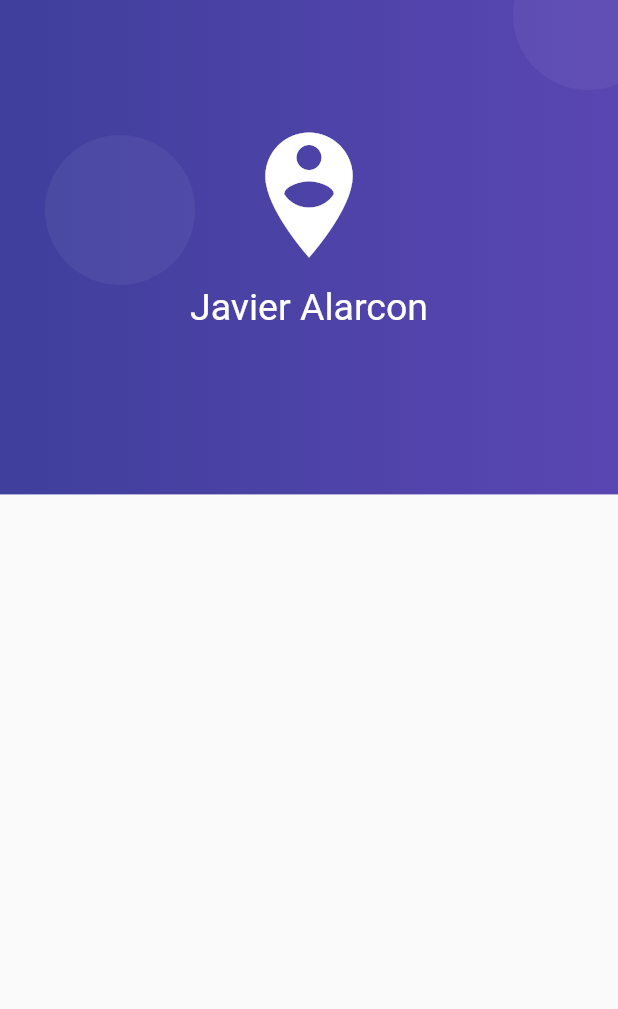
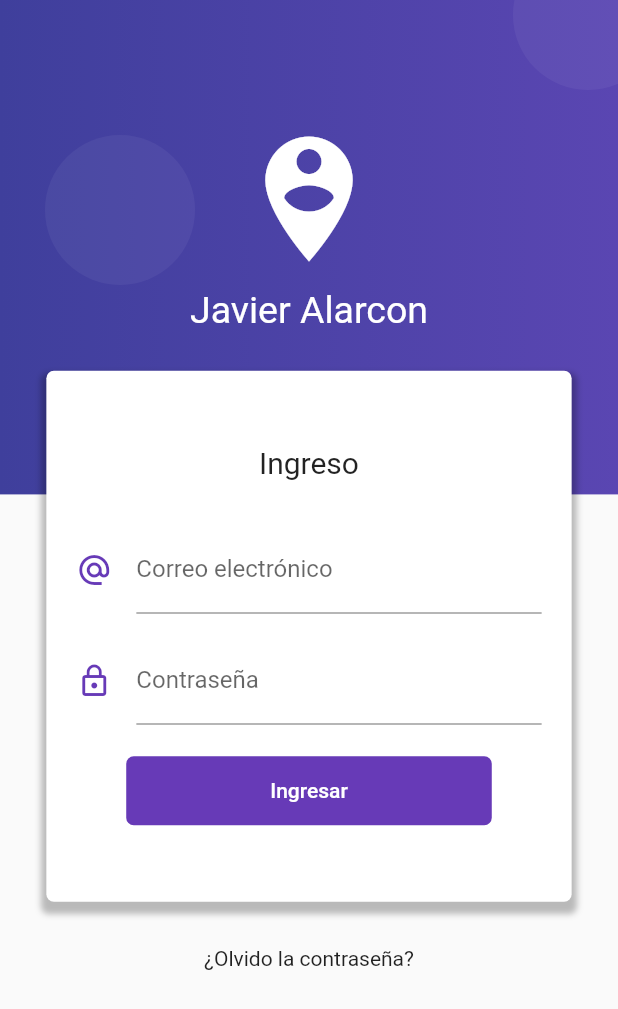
Before and after one commit to javieralarcon77/flutterproducts, a Flutter app: the screen it shows after launch, on a phone screen of 412 x 824 dp. Shown: the top 1009 px of the screen. Run offline on Flutter 3.47's test engine with Material 2 defaults, Android fonts, the phone set to English and light mode, and no system bars.

Commit message:
agregado diseño formulario login

```diff
--- a/lib/src/pages/login_page.dart
+++ b/lib/src/pages/login_page.dart
@@ -8,8 +8,102 @@ class LoginPage extends StatelessWidget {
       body: Stack(
         children: <Widget>[
           _crearFondo(context),
+          _loginForm(context),
         ],
       ),
+    );
+  }
+
+  Widget _loginForm(BuildContext context){
+
+    final size = MediaQuery.of(context).size;
+
+    return SingleChildScrollView(
+      child: Column(
+        children: <Widget>[
+          SafeArea(
+            child: Container(
+              height: size.height * 0.3,
+            )
+
+          ),
+          Container(
+            width: size.width * 0.85,
+            padding: EdgeInsets.symmetric( vertical: 50.0 ),
+            margin: EdgeInsetsDirectional.only( bottom: 30.0),
+            decoration: BoxDecoration(
+              color: Colors.white,
+              borderRadius: BorderRadius.circular( 5.0 ),
+              boxShadow: <BoxShadow>[
+                BoxShadow(
+                  color: Colors.black26,
+                  blurRadius: 3.0,
+                  offset: Offset(0.0 , 5.0),
+                  spreadRadius: 3.0,
+                )
+              ]
+            ),
+            child: Column(
+              children: <Widget>[
+                Text('Ingreso', style:TextStyle( fontSize: 20.0 )),
+                SizedBox( height: 30.0 ),
+                _crearEmail(),
+                SizedBox( height: 15.0 ),
+                _crearPassword(),
+                SizedBox( height: 20.0 ),
+                _crearButton(),
+              ],
+            ),
+          ),
+
+          Text('¿Olvido la contraseña?'),
+          SizedBox( height: 50.0 )
+
+        ],
+      ),
+    );
+  }
+
+  Widget _crearEmail(){
+    return Container(
+      padding: EdgeInsets.symmetric( horizontal: 20.0),
+      child: TextField(
+        keyboardType: TextInputType.emailAddress,
+        decoration: InputDecoration(
+          icon: Icon( Icons.alternate_email, color: Colors.deepPurple ),
+          hintText: 'ejemplo@correo.com',
+          labelText: 'Correo electrónico',
+        ),
+      ),
+    );
+  }
+
+  Widget _crearPassword(){
+    return Container(
+      padding: EdgeInsets.symmetric( horizontal: 20.0),
+      child: TextField(
+        obscureText: true,
+        decoration: InputDecoration(
+          icon: Icon( Icons.lock_outline, color: Colors.deepPurple ),
+          labelText: 'Contraseña',
+        ),
+      ),
+    );
+  }
+
+  Widget _crearButton(){
+    return RaisedButton(
+      child: Container(
+        padding: EdgeInsets.symmetric( horizontal: 80.0, vertical: 15.0),
+        child: Text('Ingresar'),
+      ),
+      shape: RoundedRectangleBorder(
+        borderRadius: BorderRadius.circular( 5.0 ),
+      ),
+      elevation: 0.0,
+      color: Colors.deepPurple,
+      textColor: Colors.white,
+      onPressed: (){}
     );
   }
 
@@ -48,7 +142,7 @@ class LoginPage extends StatelessWidget {
         Positioned( bottom: 120.0, right: 20.0, child: circulo, ),
 
         Container(
-          padding: EdgeInsets.only(top: 80.0),
+          padding: EdgeInsets.only(top: size.height * 0.1),
           child: Column(
             children: <Widget>[
               Icon( Icons.person_pin_circle, color: Colors.white, size: 100.0),
```
